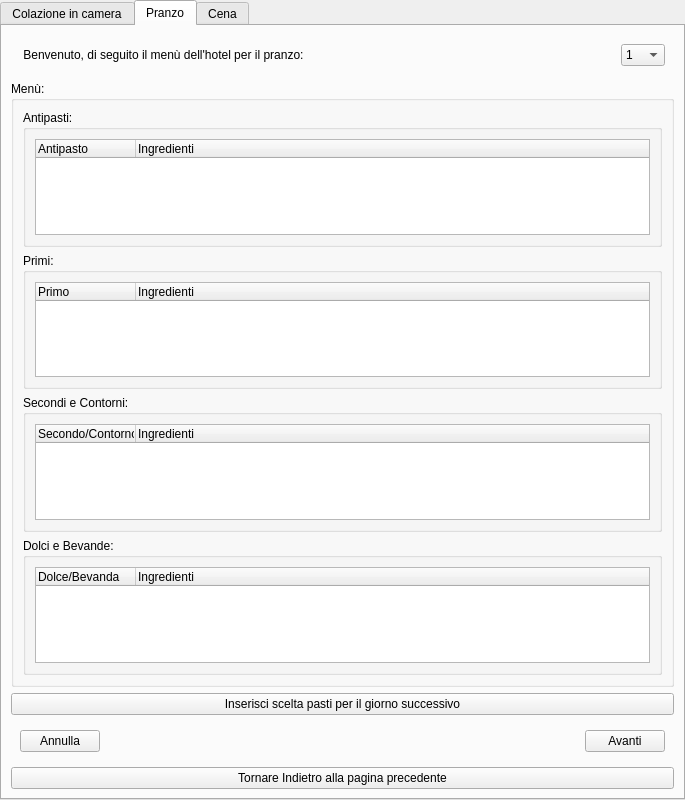
Old version of the form ui/Receptionist/InserisciSceltaPastiPranzoCena/GestioneCucina.ui in the repository mdoraz/Hotel.
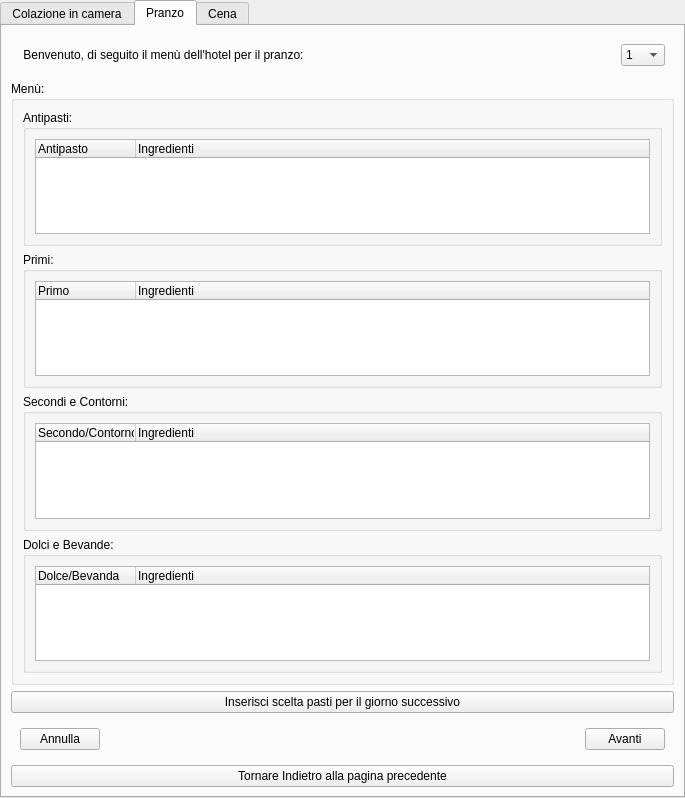
New version of the form. The open tabs and pages were chosen to show the change.

The edit to the form file:
```diff
--- a/ui/Receptionist/InserisciSceltaPastiPranzoCena/GestioneCucina.ui
+++ b/ui/Receptionist/InserisciSceltaPastiPranzoCena/GestioneCucina.ui
@@ -10,7 +10,7 @@
     <x>0</x>
     <y>0</y>
     <width>685</width>
-    <height>800</height>
+    <height>798</height>
    </rect>
   </property>
   <property name="tabletTracking">
```
Left out of the diff: 2 changed lines with no effect on the pictures.
